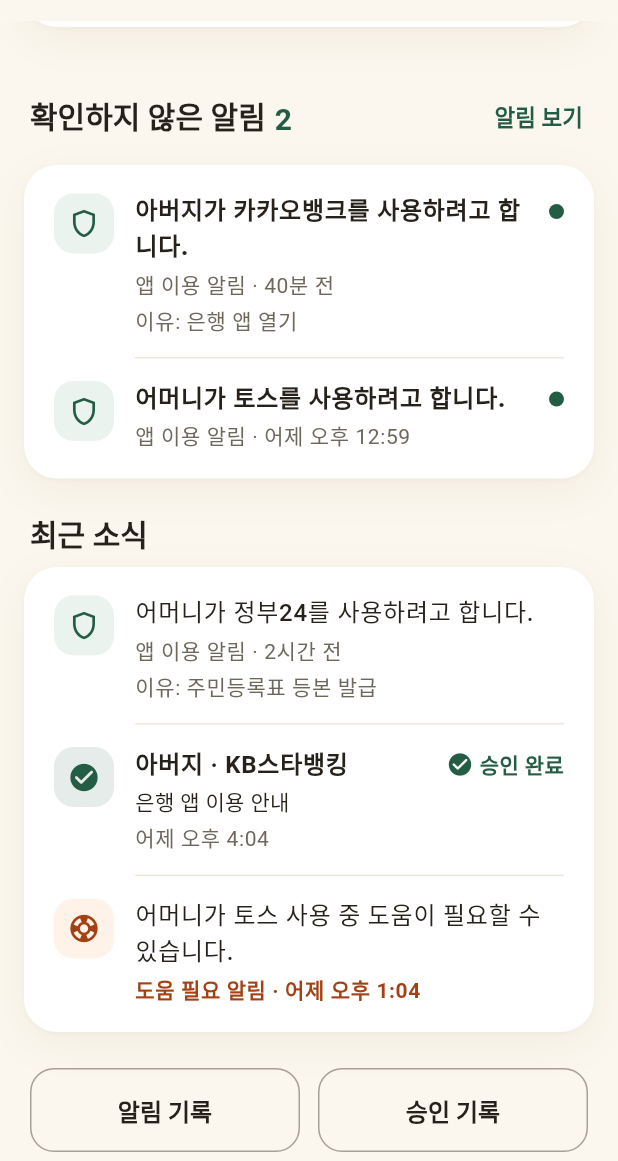
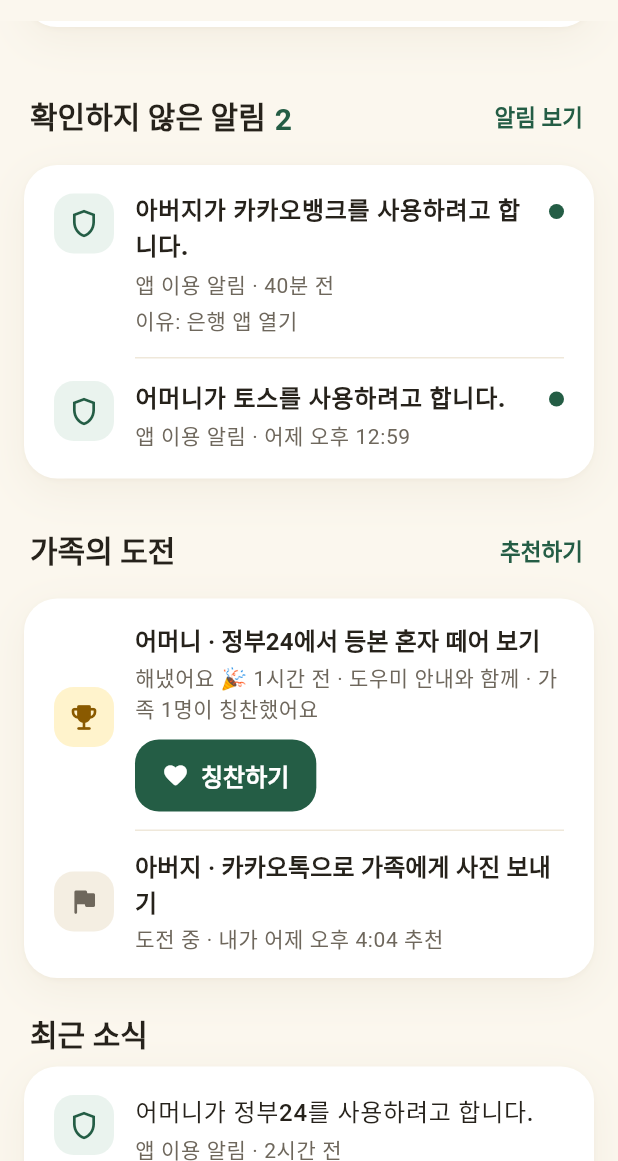
Before and after one commit to Haebom-2026/haebom-guardian, a Flutter app: the HomeScreen screen opened directly, scrolled down 576 dp, on a phone screen of 412 x 824 dp, the part 75-1236 px from its top. Run offline on Flutter 3.47's test engine with Material 3 defaults, Android fonts, the phone set to English and light mode, and no system bars; our stand-ins replace cloud_firestore, firebase_auth, firebase_core, firebase_messaging, flutter_local_notifications, material_ui and 1 more; accounts and stored records are empty.

Commit message:
feat: 홈 "가족의 도전" 섹션 추가 (추천하기·칭찬하기, Mock 전용 제안 단계)
- 보호자가 해 볼 만한 일을 추천하고, 어르신이 해내면 칭찬 문구를 보냄
- 실패·시간 제한·순위 없음, 도우미 안내를 받아도 성공, 해냈다는 사실만 전달
- 서버 규격이 없어 서버 모드에서는 섹션을 숨김
- 개발자 테스트 화면에 "도전 해냄" 흉내 버튼 추가

Co-Authored-By: Claude Opus 5.5 <noreply@anthropic.com>

```diff
--- a/lib/controllers/guardian_store.dart
+++ b/lib/controllers/guardian_store.dart
@@ -3,6 +3,7 @@ import 'dart:async';
 import 'package:flutter/foundation.dart';
 
 import '../models/approval_request.dart';
+import '../models/challenge.dart';
 import '../models/family_link.dart';
 import '../models/notification_item.dart';
 import '../repositories/guardian_repository.dart';
@@ -33,6 +34,11 @@ class GuardianStore extends ChangeNotifier {
         _approvalsLoaded = true;
         notifyListeners();
       }, onError: (Object e) => _onError(_Feed.approvals, e)),
+      // 도전은 부가 기능이라 첫 화면 로딩(isLoaded)을 기다리게 하지 않는다
+      repository.watchChallenges().listen((v) {
+        challenges = v;
+        notifyListeners();
+      }, onError: (Object e) => debugPrint('도전 목록 오류: $e')),
     ];
   }
 
@@ -42,6 +48,7 @@ class GuardianStore extends ChangeNotifier {
   List<FamilyLink> links = const [];
   List<NotificationItem> notifications = const [];
   List<ApprovalRequest> approvals = const [];
+  List<Challenge> challenges = const [];
   /// 구독별 마지막 오류. 그 구독이 다시 데이터를 받으면 지운다 (다른 구독의 데이터로는 지우지 않는다).
   final Map<_Feed, Object> _errors = {};
   Object? get lastError => _errors.isEmpty ? null : _errors.values.last;
@@ -104,7 +111,17 @@ class GuardianStore extends ChangeNotifier {
         .toList();
   }
 
-  int unreadCount({String? elderId}) => notificationsFor(elderId: elderId, unreadOnly: true).length;
+  bool get supportsChallenges => repository.supportsChallenges;
+
+  List<Challenge> challengesFor({String? elderId}) =>
+      challenges.where((c) => _matches(c.elderId, elderId)).toList();
+
+  Future<Challenge> suggestChallenge(String elderId, String templateId) =>
+      repository.suggestChallenge(elderId, templateId);
+
+  Future<void> cheerChallenge(String id, String message) => repository.cheerChallenge(id, message);
+
+    int unreadCount({String? elderId}) => notificationsFor(elderId: elderId, unreadOnly: true).length;
 
   int todayCount({String? elderId}) {
     final t = now();
--- /dev/null
+++ b/lib/models/challenge.dart
@@ -0,0 +1,104 @@
+/// 가족의 도전: 보호자가 "해 볼 만한 일"을 추천하고, 어르신이 스스로 해내면 가족이 칭찬한다.
+///
+/// 💡 제안 단계 (서버·고령자 앱과 합의 전). 지금은 Mock 서버에서만 동작한다.
+/// 원칙: 하라고 시키는 숙제가 아니다. 어르신이 할지 직접 고르고, 안 해도 보호자에게 알리지 않는다.
+/// 실패·시간 제한·순위는 없다. 도우미 안내를 받으며 해내도 성공이다. 금융 거래는 도전으로 만들지 않는다.
+/// 개인정보: 무엇을 입력했는지·어떤 화면을 봤는지는 보내지 않고 "해냈다"는 사실만 전달한다.
+library;
+
+/// 추천할 수 있는 도전 (미리 정해 둔 목록)
+class ChallengeTemplate {
+  const ChallengeTemplate({required this.id, required this.title, required this.appName, required this.hint});
+  final String id;
+  final String title;
+  final String appName;
+
+  /// 추천 화면에 보여 줄 한 줄 설명
+  final String hint;
+
+  static const all = [
+    ChallengeTemplate(id: 'gov24_resident', title: '정부24에서 등본 혼자 떼어 보기', appName: '정부24', hint: '주민센터에 가지 않아도 돼요'),
+    ChallengeTemplate(id: 'kakao_photo', title: '카카오톡으로 가족에게 사진 보내기', appName: '카카오톡', hint: '찍은 사진을 가족 대화방에 보내요'),
+    ChallengeTemplate(id: 'video_call', title: '가족에게 영상통화 걸어 보기', appName: '카카오톡', hint: '얼굴 보며 안부를 나눠요'),
+    ChallengeTemplate(id: 'bus_arrival', title: '버스 도착 시간 확인해 보기', appName: '카카오맵', hint: '정류장에서 오래 기다리지 않아요'),
+    ChallengeTemplate(id: 'weather', title: '내일 날씨 확인해 보기', appName: '날씨', hint: '우산을 챙길지 미리 알 수 있어요'),
+  ];
+
+  static ChallengeTemplate? byId(String id) {
+    for (final t in all) {
+      if (t.id == id) return t;
+    }
+    return null;
+  }
+}
+
+enum ChallengeStatus {
+  /// 추천됨 (어르신이 아직 해내지 않음. 하실지 말지는 어르신이 정한다)
+  open,
+
+  /// 해냈어요
+  done,
+}
+
+/// 칭찬 문구 (미리 정해 둔 것만 보낸다)
+const cheerMessages = ['최고예요! 👍', '직접 해내시다니 정말 멋져요!', '다음에도 같이 해 봐요 😊'];
+
+class Challenge {
+  const Challenge({
+    required this.id,
+    required this.elderId,
+    required this.templateId,
+    required this.title,
+    required this.appName,
+    required this.suggestedBy,
+    required this.guardianIds,
+    required this.createdAt,
+    this.status = ChallengeStatus.open,
+    this.completedAt,
+    this.withHelp = false,
+    this.cheers = const {},
+  });
+
+  final String id;
+  final String elderId;
+  final String templateId;
+  final String title;
+  final String appName;
+
+  /// 추천한 보호자
+  final String suggestedBy;
+
+  /// 이 도전을 볼 수 있는 보호자 (연결된 보호자 전체)
+  final List<String> guardianIds;
+  final DateTime createdAt;
+  final ChallengeStatus status;
+  final DateTime? completedAt;
+
+  /// 도우미 안내를 받으며 해냈는지 (그래도 성공이다)
+  final bool withHelp;
+
+  /// 보호자별 칭찬 문구
+  final Map<String, String> cheers;
+
+  bool get isDone => status == ChallengeStatus.done;
+  bool cheeredBy(String guardianId) => cheers.containsKey(guardianId);
+
+  /// 목록 정렬용 시각 (해낸 도전은 해낸 시각)
+  DateTime get at => completedAt ?? createdAt;
+
+  Challenge copyWith({ChallengeStatus? status, DateTime? completedAt, bool? withHelp, Map<String, String>? cheers}) =>
+      Challenge(
+        id: id,
+        elderId: elderId,
+        templateId: templateId,
+        title: title,
+        appName: appName,
+        suggestedBy: suggestedBy,
+        guardianIds: guardianIds,
+        createdAt: createdAt,
+        status: status ?? this.status,
+        completedAt: completedAt ?? this.completedAt,
+        withHelp: withHelp ?? this.withHelp,
+        cheers: cheers ?? this.cheers,
+      );
+}
--- a/lib/repositories/guardian_repository.dart
+++ b/lib/repositories/guardian_repository.dart
@@ -1,4 +1,5 @@
 import '../models/approval_request.dart';
+import '../models/challenge.dart';
 import '../models/family_link.dart';
 import '../models/notification_item.dart';
 
@@ -88,6 +89,18 @@ abstract class GuardianRepository {
   /// 가족 연결 해제
   Future<void> disconnect(String elderId);
 
+  /// 가족의 도전 (💡 제안 단계, 서버 규격 없음). false면 화면에서 도전 섹션을 숨긴다.
+  bool get supportsChallenges;
+
+  /// 현재 보호자가 볼 수 있는 도전 목록, 최신순 (실시간)
+  Stream<List<Challenge>> watchChallenges();
+
+  /// 어르신께 도전 추천하기 (하실지는 어르신이 정한다)
+  Future<Challenge> suggestChallenge(String elderId, String templateId);
+
+  /// 해낸 도전에 칭찬 보내기
+  Future<void> cheerChallenge(String id, String message);
+
   /// 화면을 당겨 새로고침할 때: 서버에서 가족·알림·승인을 다시 조회한다 (실시간 구독 저장소는 할 일 없음)
   Future<void> refresh();
 }
--- a/lib/screens/developer/developer_screen.dart
+++ b/lib/screens/developer/developer_screen.dart
@@ -404,6 +404,18 @@ class _DeveloperScreenState extends State<DeveloperScreen> {
                 ),
               ),
             ]),
+            const SectionHeader('⑦ 가족의 도전 (💡 제안)'),
+            Text('고령자 앱에서 어르신이 추천받은 도전을 해냈을 때를 흉내 냅니다. 해냈다는 사실만 전달됩니다.', style: t.textTheme.bodySmall),
+            const SizedBox(height: 8),
+            if (_b.challengesFor(MockBackend.meId).every((c) => c.isDone))
+              Text('도전 중인 항목 없음 (홈 "가족의 도전 → 추천하기"로 추가)', style: t.textTheme.bodySmall)
+            else
+              _buttons([
+                for (final c in _b.challengesFor(MockBackend.meId).where((c) => !c.isDone)) ...[
+                  ('${_elderLabel(c.elderId)} · ${c.title} 해냄', () => _completeChallenge(c.id, withHelp: false)),
+                  ('${_elderLabel(c.elderId)} · 도우미와 함께 해냄', () => _completeChallenge(c.id, withHelp: true)),
+                ],
+              ]),
             const SectionHeader('⑥ 초기화 (18)'),
             OutlinedButton.icon(
               onPressed: _reset,
@@ -423,6 +435,11 @@ class _DeveloperScreenState extends State<DeveloperScreen> {
     );
   }
 
+  void _completeChallenge(String id, {required bool withHelp}) {
+    final c = _b.completeChallenge(id, withHelp: withHelp);
+    _write(c == null ? '실패: 없거나 이미 해낸 도전' : '${_elderLabel(c.elderId)}: "${c.title}" 해냄${withHelp ? ' (도우미 안내와 함께)' : ''}');
+  }
+
   Widget _buttons(List<(String, VoidCallback)> items, {bool dense = false}) => Wrap(
     spacing: 8,
     runSpacing: 8,
--- /dev/null
+++ b/lib/screens/home/challenge_section.dart
@@ -0,0 +1,268 @@
+import 'package:material_ui/material_ui.dart';
+
+import '../../app/theme.dart';
+import '../../controllers/guardian_store.dart';
+import '../../models/challenge.dart';
+import '../../repositories/guardian_repository.dart';
+import '../../utils/formatters.dart';
+import '../../widgets/common.dart';
+
+/// 홈 "가족의 도전" 섹션 (💡 제안 단계, Mock 모드에서만 보인다).
+///
+/// 위쪽(도움이 필요한 일·확인하지 않은 알림)은 꼭 확인할 일, 이 섹션은 즐거운 소식이다.
+/// 알림·SOS는 게임처럼 만들지 않고, 도전만 따로 이 섹션에서 보여 준다.
+/// 보여 주는 순서: 해냈는데 내가 아직 칭찬 안 한 것 → 도전 중 → 칭찬까지 한 것. 해낸 도전은 7일 동안만.
+class ChallengeSection extends StatelessWidget {
+  const ChallengeSection({super.key, required this.store, required this.elderId});
+  final GuardianStore store;
+
+  /// 가족 필터 (null = 전체)
+  final String? elderId;
+
+  static const limit = 3;
+  static const doneVisibleFor = Duration(days: 7);
+
+  @override
+  Widget build(BuildContext context) {
+    final me = store.guardianId;
+    final now = store.now();
+    int rank(Challenge c) => c.isDone ? (c.cheeredBy(me) ? 2 : 0) : 1;
+    final items =
+        store.challengesFor(elderId: elderId).where((c) => !c.isDone || now.difference(c.at) < doneVisibleFor).toList()
+          ..sort((a, b) {
+            final r = rank(a).compareTo(rank(b));
+            return r != 0 ? r : b.at.compareTo(a.at);
+          });
+
+    return Column(
+      crossAxisAlignment: CrossAxisAlignment.stretch,
+      children: [
+        SectionHeader(
+          '가족의 도전',
+          actionLabel: '추천하기',
+          onAction: () => showSuggestChallengeSheet(context, store, elderId: elderId),
+        ),
+        if (items.isEmpty)
+          Padding(
+            padding: const EdgeInsets.symmetric(horizontal: Space.page, vertical: 8),
+            child: Text('진행 중인 도전이 없어요. 가족이 해 볼 만한 일을 추천해 보세요.', style: Theme.of(context).textTheme.bodySmall),
+          )
+        else
+          CardGroup(
+            children: [
+              for (final (i, c) in items.take(limit).indexed) ...[
+                if (i > 0) const RowDivider(),
+                _ChallengeRow(challenge: c, store: store),
+              ],
+            ],
+          ),
+      ],
+    );
+  }
+}
+
+class _ChallengeRow extends StatelessWidget {
+  const _ChallengeRow({required this.challenge, required this.store});
+  final Challenge challenge;
+  final GuardianStore store;
+
+  @override
+  Widget build(BuildContext context) {
+    final c = challenge;
+    final t = Theme.of(context);
+    final k = HaebomTokens.of(context);
+    final me = store.guardianId;
+    final now = store.now();
+    final light = t.brightness == Brightness.light;
+
+    final String sub;
+    if (c.isDone) {
+      final others = c.cheers.keys.where((g) => g != me).length;
+      sub = [
+        '해냈어요 🎉 ${formatAgo(c.completedAt!, now)}',
+        if (c.withHelp) '도우미 안내와 함께',
+        if (others > 0) '가족 $others명이 칭찬했어요',
+      ].join(' · ');
+    } else {
+      sub = '도전 중 · ${c.suggestedBy == me ? '내가' : '가족이'} ${formatAgo(c.createdAt, now)} 추천';
+    }
+
+    return Padding(
+      key: ValueKey('challenge_${c.id}'),
+      padding: const EdgeInsets.symmetric(horizontal: Space.page, vertical: 12),
+      child: Row(
+        children: [
+          IconBadge(
+            c.isDone ? Icons.emoji_events_rounded : Icons.flag_rounded,
+            color: c.isDone ? (light ? const Color(0xFF8A5A00) : k.brand) : k.textSub,
+            background: c.isDone ? t.colorScheme.secondaryContainer : k.subtle,
+          ),
+          const SizedBox(width: 14),
+          Expanded(
+            child: Column(
+              crossAxisAlignment: CrossAxisAlignment.start,
+              children: [
+                Text(
+                  '${store.nameOf(c.elderId)} · ${c.title}',
+                  style: t.textTheme.titleSmall?.copyWith(fontWeight: FontWeight.w700),
+                ),
+                const SizedBox(height: 2),
+                Text(sub, style: t.textTheme.bodySmall?.copyWith(color: k.textSub)),
+                // 버튼은 글 아래에 (오른쪽에 두면 제목·설명이 좁아져 여러 줄로 접힌다)
+                if (c.isDone) ...[
+                  const SizedBox(height: 10),
+                  if (c.cheeredBy(me))
+                    Text(
+                      '칭찬 보냄 ✓',
+                      key: ValueKey('cheered_${c.id}'),
+                      style: t.textTheme.bodySmall?.copyWith(color: k.primary, fontWeight: FontWeight.w700),
+                    )
+                  else
+                    FilledButton.icon(
+                      key: ValueKey('cheer_${c.id}'),
+                      style: FilledButton.styleFrom(
+                        minimumSize: const Size(64, 48),
+                        padding: const EdgeInsets.symmetric(horizontal: 18),
+                      ),
+                      onPressed: () => showCheerSheet(context, store, c),
+                      icon: const Icon(Icons.favorite_rounded, size: 18),
+                      label: const Text('칭찬하기'),
+                    ),
+                ],
+              ],
+            ),
+          ),
+        ],
+      ),
+    );
+  }
+}
+
+Future<T?> _sheet<T>(BuildContext context, Widget Function(BuildContext ctx) builder) => showModalBottomSheet<T>(
+  context: context,
+  isScrollControlled: true,
+  showDragHandle: true,
+  useSafeArea: true,
+  shape: const RoundedRectangleBorder(borderRadius: BorderRadius.vertical(top: Radius.circular(28))),
+  builder: (ctx) => SafeArea(
+    child: SingleChildScrollView(
+      padding: const EdgeInsets.fromLTRB(Space.page + 4, 0, Space.page, Space.page),
+      child: builder(ctx),
+    ),
+  ),
+);
+
+/// 도전 추천하기: 어떤 가족에게(여럿일 때) 어떤 도전을. 이미 도전 중인 것은 고를 수 없다.
+Future<void> showSuggestChallengeSheet(BuildContext context, GuardianStore store, {String? elderId}) async {
+  if (store.links.isEmpty) return;
+  var target = elderId ?? store.links.first.elderId;
+  final picked = await _sheet<(String, ChallengeTemplate)>(
+    context,
+    (ctx) => StatefulBuilder(
+      builder: (ctx, setState) {
+        final t = Theme.of(ctx);
+        final k = HaebomTokens.of(ctx);
+        final open = store.challengesFor(elderId: target).where((c) => !c.isDone).map((c) => c.templateId).toSet();
+        return Column(
+          mainAxisSize: MainAxisSize.min,
+          crossAxisAlignment: CrossAxisAlignment.stretch,
+          children: [
+            Semantics(
+              header: true,
+              child: Text('어떤 도전을 추천할까요?', style: t.textTheme.titleLarge?.copyWith(fontSize: 21)),
+            ),
+            const SizedBox(height: 8),
+            Text(
+              '하실지는 ${store.nameOf(target)}가 직접 정해요. 안 하셔도 따로 알림이 가지 않아요.',
+              style: t.textTheme.bodyMedium?.copyWith(color: k.textSub),
+            ),
+            if (elderId == null && store.links.length >= 2) ...[
+              const SizedBox(height: 14),
+              Wrap(
+                spacing: 8,
+                runSpacing: 8,
+                children: [
+                  for (final l in store.links)
+                    ChoiceChip(
+                      label: Text(l.displayName),
+                      selected: target == l.elderId,
+                      onSelected: (_) => setState(() => target = l.elderId),
+                    ),
+                ],
+              ),
+            ],
+            const SizedBox(height: 14),
+            for (final tpl in ChallengeTemplate.all)
+              Padding(
+                padding: const EdgeInsets.only(bottom: 8),
+                child: Material(
+                  color: open.contains(tpl.id) ? k.subtle : k.card,
+                  shape: RoundedRectangleBorder(
+                    borderRadius: BorderRadius.circular(Space.radius),
+                    side: BorderSide(color: k.divider),
+                  ),
+                  clipBehavior: Clip.antiAlias,
+                  child: ListTile(
+                    key: ValueKey('suggest_${tpl.id}'),
+                    enabled: !open.contains(tpl.id),
+                    title: Text(tpl.title, style: t.textTheme.titleSmall?.copyWith(fontWeight: FontWeight.w700)),
+                    subtitle: Text('${tpl.appName} · ${open.contains(tpl.id) ? '이미 도전 중이에요' : tpl.hint}'),
+                    trailing: open.contains(tpl.id) ? null : const Icon(Icons.chevron_right_rounded),
+                    onTap: () => Navigator.pop(ctx, (target, tpl)),
+                  ),
+                ),
+              ),
+          ],
+        );
+      },
+    ),
+  );
+  if (picked == null) return;
+  final (elder, tpl) = picked;
+  try {
+    await store.suggestChallenge(elder, tpl.id);
+    if (context.mounted) showMessage(context, '${store.nameOf(elder)}께 "${tpl.title}"를 추천했어요.');
+  } on RepositoryException catch (e) {
+    if (context.mounted) showMessage(context, e.userMessage);
+  }
+}
+
+/// 칭찬 보내기: 정해 둔 문구 중 하나를 고른다 (어르신 폰에 그대로 전달)
+Future<void> showCheerSheet(BuildContext context, GuardianStore store, Challenge c) async {
+  final name = store.nameOf(c.elderId);
+  final message = await _sheet<String>(context, (ctx) {
+    final t = Theme.of(ctx);
+    final k = HaebomTokens.of(ctx);
+    return Column(
+      mainAxisSize: MainAxisSize.min,
+      crossAxisAlignment: CrossAxisAlignment.stretch,
+      children: [
+        Semantics(header: true, child: Text('$name께 칭찬 보내기', style: t.textTheme.titleLarge?.copyWith(fontSize: 21))),
+        const SizedBox(height: 8),
+        Text(c.title, style: t.textTheme.bodyMedium?.copyWith(color: k.textSub)),
+        const SizedBox(height: 16),
+        for (final (i, m) in cheerMessages.indexed)
+          Padding(
+            padding: const EdgeInsets.only(bottom: 8),
+            child: OutlinedButton(
+              key: ValueKey('cheer_msg_$i'),
+              style: OutlinedButton.styleFrom(
+                minimumSize: const Size.fromHeight(52),
+                alignment: Alignment.centerLeft,
+                padding: const EdgeInsets.symmetric(horizontal: 18),
+              ),
+              onPressed: () => Navigator.pop(ctx, m),
+              child: Text(m),
+            ),
+          ),
+      ],
+    );
+  });
+  if (message == null) return;
+  try {
+    await store.cheerChallenge(c.id, message);
+    if (context.mounted) showMessage(context, '$name께 칭찬을 보냈어요.');
+  } on RepositoryException catch (e) {
+    if (context.mounted) showMessage(context, e.userMessage);
+  }
+}
--- a/lib/screens/home/home_screen.dart
+++ b/lib/screens/home/home_screen.dart
@@ -14,6 +14,7 @@ import '../../repositories/guardian_repository.dart';
 import '../../utils/formatters.dart';
 import '../../widgets/common.dart';
 import '../onboarding/notification_permission.dart';
+import 'challenge_section.dart';
 
 /// 홈: 처음 보는 보호자도 바로 알 수 있게
 /// ① 누구의 정보인지(가족) ② 지금 확인할 일(도움이 필요한 일) ③ 어떤 알림·요청이 있었는지(확인하지 않은 알림·최근 소식)
@@ -176,6 +177,9 @@ class HomeScreen extends StatelessWidget {
                             '확인하지 않은 알림 ${unreadNormal.length - _unreadLimit}건 더 보기',
                             () => deps.tabIndex.value = 1,
                           ),
+
+                        // 가족의 도전 (💡 제안 단계: 서버 규격이 없어 Mock 모드에서만 보인다)
+                        if (store.supportsChallenges) ChallengeSection(store: store, elderId: elder),
 
                         // ④ 최근 소식 (오늘·어제 확인한 알림·처리된 승인, 최대 3건. 더 있으면 알림 탭으로)
                         const SectionHeader('최근 소식'),
```
Also changed, not shown: lib/repositories/mock_backend.dart (+88 -0 lines), lib/repositories/mock_repository.dart (+15 -0 lines), lib/repositories/server/server_repository.dart (+16 -0 lines), 1 other file.
